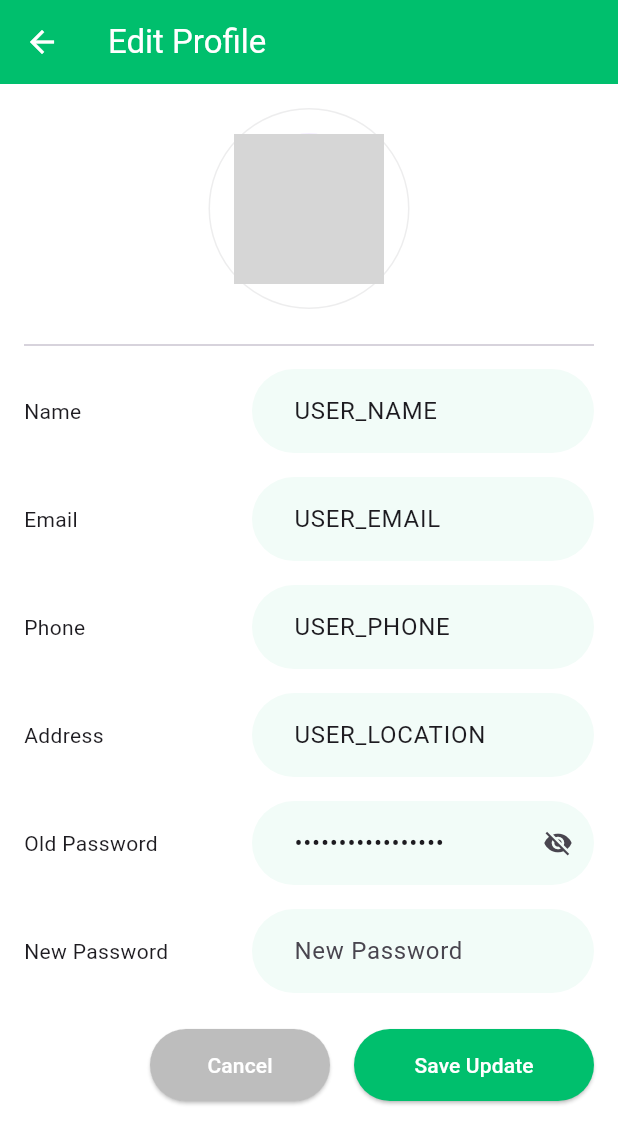
After one commit to rishabkoka/CampusCloset, a Flutter app: the EditProfilePage screen opened directly, on a phone screen of 412 x 824 dp. The commit adds this screen. Shown: the top 1144 px of the screen. Run offline on Flutter 3.47's test engine with Material 3 defaults, Android fonts, the light colour scheme and no system bars; our stand-ins replace firebase_auth, firebase_core; accounts and stored records are empty; network calls fail; grey boxes are pictures that could not be loaded.

Commit message:
Profile Page UI

```diff
--- /dev/null
+++ b/lib/pages/profile_page.dart
@@ -0,0 +1,304 @@
+import 'package:flutter/material.dart';
+
+void main() {
+  runApp(MyApp());
+}
+
+class MyApp extends StatelessWidget {
+  @override
+  Widget build(BuildContext context) {
+    return MaterialApp(
+      debugShowCheckedModeBanner: false,
+      home: ProfilePage(),
+    );
+  }
+}
+
+class ProfilePage extends StatelessWidget {
+  final String profileImage = 'assets/images/profile.svg';
+  final String userName = 'USER_NAME';
+  final String userJob = 'USER_JOB';
+  final String userEmail = 'USER_EMAIL';
+  final String userPhone = 'USER_PHONE';
+  final String userLocation = 'USER_LOCATION';
+
+  @override
+  Widget build(BuildContext context) {
+    return Scaffold(
+      backgroundColor: Color(0xFFF4F1E3),
+      appBar: AppBar(
+        title: Text('Profile'),
+        centerTitle: true,
+        actions: [
+          IconButton(
+            icon: Icon(Icons.edit),
+            onPressed: () {
+              Navigator.push(
+                context,
+                MaterialPageRoute(builder: (context) => EditProfilePage()),
+              );
+            },
+          ),
+        ],
+      ),
+      body: Padding(
+        padding: const EdgeInsets.all(16.0),
+        child: Column(
+          crossAxisAlignment: CrossAxisAlignment.center,
+          children: [
+            CircleAvatar(
+              radius: 50,
+              backgroundImage: AssetImage(profileImage),
+            ),
+            SizedBox(height: 10),
+            Text(
+              userName,
+              style: TextStyle(fontSize: 22, fontWeight: FontWeight.bold),
+            ),
+            SizedBox(height: 5),
+            Text(
+              userJob,
+              style: TextStyle(fontSize: 16, color: Colors.grey[600]),
+            ),
+            SizedBox(height: 20),
+            Card(
+              elevation: 2,
+              shape: RoundedRectangleBorder(
+                borderRadius: BorderRadius.circular(10),
+              ),
+              child: ListTile(
+                leading: Icon(Icons.email, color: Colors.blue),
+                title: Text(userEmail),
+              ),
+            ),
+            SizedBox(height: 10),
+            Card(
+              elevation: 2,
+              shape: RoundedRectangleBorder(
+                borderRadius: BorderRadius.circular(10),
+              ),
+              child: ListTile(
+                leading: Icon(Icons.phone, color: Colors.green),
+                title: Text(userPhone),
+              ),
+            ),
+            SizedBox(height: 10),
+            Card(
+              elevation: 2,
+              shape: RoundedRectangleBorder(
+                borderRadius: BorderRadius.circular(10),
+              ),
+              child: ListTile(
+                leading: Icon(Icons.location_on, color: Colors.red),
+                title: Text(userLocation),
+              ),
+            ),
+            SizedBox(height: 20),
+            ElevatedButton(
+              onPressed: () {
+                Navigator.pop(context);
+              },
+              child: Text('Home'),
+            ),
+          ],
+        ),
+      ),
+    );
+  }
+}
+
+class EditProfilePage extends StatelessWidget {
+  const EditProfilePage({super.key});
+
+  @override
+  Widget build(BuildContext context) {
+    return Scaffold(
+      backgroundColor: Colors.white,
+      appBar: AppBar(
+        centerTitle: false,
+        elevation: 0,
+        backgroundColor: const Color(0xFF00BF6D),
+        foregroundColor: Colors.white,
+        title: const Text("Edit Profile"),
+      ),
+      body: SingleChildScrollView(
+        padding: const EdgeInsets.symmetric(horizontal: 16.0),
+        child: Column(
+          children: [
+            ProfilePic(
+              image: 'USER_IMAGE_URL',
+              imageUploadBtnPress: () {},
+            ),
+            const Divider(),
+            Form(
+              child: Column(
+                children: [
+                  UserInfoEditField(
+                    text: "Name",
+                    child: TextFormField(
+                      initialValue: "USER_NAME",
+                      decoration: inputDecoration(),
+                    ),
+                  ),
+                  UserInfoEditField(
+                    text: "Email",
+                    child: TextFormField(
+                      initialValue: "USER_EMAIL",
+                      decoration: inputDecoration(),
+                    ),
+                  ),
+                  UserInfoEditField(
+                    text: "Phone",
+                    child: TextFormField(
+                      initialValue: "USER_PHONE",
+                      decoration: inputDecoration(),
+                    ),
+                  ),
+                  UserInfoEditField(
+                    text: "Address",
+                    child: TextFormField(
+                      initialValue: "USER_LOCATION",
+                      decoration: inputDecoration(),
+                    ),
+                  ),
+                  UserInfoEditField(
+                    text: "Old Password",
+                    child: TextFormField(
+                      obscureText: true,
+                      initialValue: "USER_OLD_PASSWORD",
+                      decoration: inputDecoration(icon: Icons.visibility_off),
+                    ),
+                  ),
+                  UserInfoEditField(
+                    text: "New Password",
+                    child: TextFormField(
+                      decoration: inputDecoration(hintText: "New Password"),
+                    ),
+                  ),
+                ],
+              ),
+            ),
+            const SizedBox(height: 16.0),
+            Row(
+              mainAxisAlignment: MainAxisAlignment.end,
+              children: [
+                button(context, "Cancel", Colors.grey[400]!, () {}),
+                const SizedBox(width: 16.0),
+                button(context, "Save Update", const Color(0xFF00BF6D), () {}),
+              ],
+            ),
+          ],
+        ),
+      ),
+    );
+  }
+
+  InputDecoration inputDecoration({String? hintText, IconData? icon}) {
+    return InputDecoration(
+      hintText: hintText,
+      filled: true,
+      fillColor: const Color(0xFF00BF6D).withOpacity(0.05),
+      contentPadding: const EdgeInsets.symmetric(horizontal: 24.0, vertical: 16.0),
+      border: const OutlineInputBorder(
+        borderSide: BorderSide.none,
+        borderRadius: BorderRadius.all(Radius.circular(50)),
+      ),
+      suffixIcon: icon != null ? Icon(icon, size: 20) : null,
+    );
+  }
+
+  Widget button(BuildContext context, String text, Color color, VoidCallback onPressed) {
+    return SizedBox(
+      width: text == "Cancel" ? 120 : 160,
+      child: ElevatedButton(
+        onPressed: onPressed,
+        style: ElevatedButton.styleFrom(
+          backgroundColor: color,
+          foregroundColor: Colors.white,
+          minimumSize: const Size(double.infinity, 48),
+          shape: const StadiumBorder(),
+        ),
+        child: Text(text),
+      ),
+    );
+  }
+}
+
+class ProfilePic extends StatelessWidget {
+  const ProfilePic({
+    super.key,
+    required this.image,
+    this.isShowPhotoUpload = false,
+    this.imageUploadBtnPress,
+  });
+
+  final String image;
+  final bool isShowPhotoUpload;
+  final VoidCallback? imageUploadBtnPress;
+
+  @override
+  Widget build(BuildContext context) {
+    return Container(
+      padding: const EdgeInsets.all(16.0),
+      margin: const EdgeInsets.symmetric(vertical: 16.0),
+      decoration: BoxDecoration(
+        shape: BoxShape.circle,
+        border: Border.all(
+          color:
+              Theme.of(context).textTheme.bodyLarge!.color!.withOpacity(0.08),
+        ),
+      ),
+      child: Stack(
+        alignment: Alignment.bottomRight,
+        children: [
+          CircleAvatar(
+            radius: 50,
+            backgroundImage: NetworkImage(image),
+          ),
+          InkWell(
+            onTap: imageUploadBtnPress,
+            child: CircleAvatar(
+              radius: 13,
+              backgroundColor: Theme.of(context).primaryColor,
+              child: const Icon(
+                Icons.add,
+                color: Colors.white,
+                size: 20,
+              ),
+            ),
+          )
+        ],
+      ),
+    );
+  }
+}
+
+class UserInfoEditField extends StatelessWidget {
+  const UserInfoEditField({
+    super.key,
+    required this.text,
+    required this.child,
+  });
+
+  final String text;
+  final Widget child;
+
+  @override
+  Widget build(BuildContext context) {
+    return Padding(
+      padding: const EdgeInsets.symmetric(vertical: 8.0),
+      child: Row(
+        children: [
+          Expanded(
+            flex: 2,
+            child: Text(text),
+          ),
+          Expanded(
+            flex: 3,
+            child: child,
+          ),
+        ],
+      ),
+    );
+  }
+}
```
Also changed, not shown: lib/main.dart (+12 -1 lines), assets/images/profile.svg (added), 3 other files.
